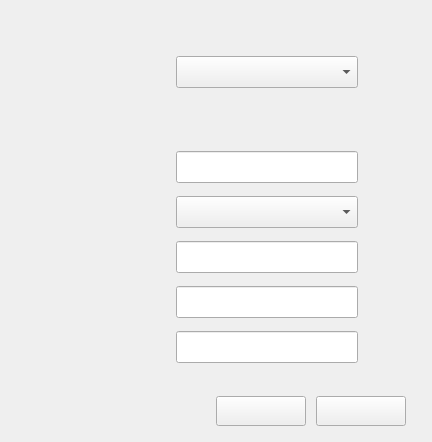
Above: confform.ui from ukui/kylin-nm before the change. Below: the same form after it.
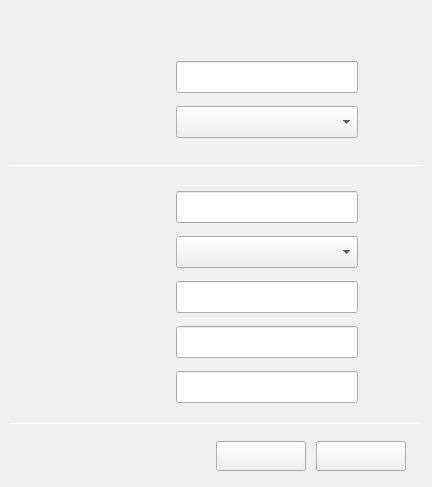
That is the form after the change.

Commit message: Remove the depend package libnotify-bin;User can config network by clicking information button about IP;kylin-nm enable create new wired net now.

What changed in the file:
```diff
--- a/confform.ui
+++ b/confform.ui
@@ -7,7 +7,7 @@
     <x>0</x>
     <y>0</y>
     <width>432</width>
-    <height>442</height>
+    <height>487</height>
    </rect>
   </property>
   <property name="windowTitle">
@@ -19,14 +19,14 @@
      <x>0</x>
      <y>0</y>
      <width>432</width>
-     <height>442</height>
+     <height>487</height>
     </rect>
    </property>
    <widget class="QWidget" name="wgManual" native="true">
     <property name="geometry">
      <rect>
       <x>1</x>
-      <y>131</y>
+      <y>176</y>
       <width>430</width>
       <height>250</height>
      </rect>
@@ -35,51 +35,76 @@
      <property name="geometry">
       <rect>
        <x>175</x>
-       <y>20</y>
+       <y>15</y>
        <width>182</width>
        <height>32</height>
       </rect>
      </property>
+     <property name="font">
+      <font>
+       <pointsize>10</pointsize>
+      </font>
+     </property>
     </widget>
     <widget class="QComboBox" name="cbMask">
      <property name="geometry">
       <rect>
        <x>175</x>
-       <y>65</y>
+       <y>60</y>
        <width>182</width>
        <height>32</height>
       </rect>
      </property>
+     <property name="font">
+      <font>
+       <pointsize>10</pointsize>
+      </font>
+     </property>
     </widget>
     <widget class="QLineEdit" name="leGateway">
      <property name="geometry">
       <rect>
        <x>175</x>
-       <y>110</y>
+       <y>105</y>
        <width>182</width>
        <height>32</height>
       </rect>
      </property>
+     <property name="font">
+      <font>
+       <pointsize>10</pointsize>
+      </font>
+     </property>
     </widget>
     <widget class="QLineEdit" name="leDns">
      <property name="geometry">
       <rect>
        <x>175</x>
-       <y>155</y>
+       <y>150</y>
        <width>182</width>
        <height>32</height>
       </rect>
      </property>
+     <property name="font">
+      <font>
+       <pointsize>10</pointsize>
+      </font>
+     </property>
     </widget>
     <widget class="QLabel" name="lbTxt2">
      <property name="geometry">
       <rect>
        <x>76</x>
-       <y>26</y>
+       <y>20</y>
        <width>80</width>
        <height>20</height>
       </rect>
      </property>
+     <property name="font">
+      <font>
+       <pointsize>10</pointsize>
+      </font>
+     </property>
      <property name="text">
       <string/>
      </property>
@@ -88,11 +113,16 @@
      <property name="geometry">
       <rect>
        <x>76</x>
-       <y>71</y>
+       <y>65</y>
        <width>80</width>
        <height>20</height>
       </rect>
      </property>
+     <property name="font">
+      <font>
+       <pointsize>10</pointsize>
+      </font>
+     </property>
      <property name="text">
       <string/>
      </property>
@@ -101,11 +131,16 @@
      <property name="geometry">
       <rect>
        <x>76</x>
-       <y>116</y>
+       <y>110</y>
        <width>80</width>
        <height>20</height>
       </rect>
      </property>
+     <property name="font">
+      <font>
+       <pointsize>10</pointsize>
+      </font>
+     </property>
      <property name="text">
       <string/>
      </property>
@@ -114,11 +149,16 @@
      <property name="geometry">
       <rect>
        <x>76</x>
-       <y>161</y>
+       <y>155</y>
        <width>80</width>
        <height>20</height>
       </rect>
      </property>
+     <property name="font">
+      <font>
+       <pointsize>10</pointsize>
+      </font>
+     </property>
      <property name="text">
       <string/>
      </property>
@@ -127,66 +167,58 @@
      <property name="geometry">
       <rect>
        <x>175</x>
-       <y>200</y>
+       <y>195</y>
        <width>182</width>
        <height>32</height>
       </rect>
      </property>
+     <property name="font">
+      <font>
+       <pointsize>10</pointsize>
+      </font>
+     </property>
     </widget>
     <widget class="QLabel" name="lbTxt6">
      <property name="geometry">
       <rect>
        <x>76</x>
-       <y>206</y>
+       <y>200</y>
        <width>80</width>
        <height>20</height>
       </rect>
      </property>
+     <property name="font">
+      <font>
+       <pointsize>10</pointsize>
+      </font>
+     </property>
      <property name="text">
       <string/>
      </property>
     </widget>
    </widget>
-   <widget class="QLabel" name="lbName">
-    <property name="geometry">
-     <rect>
-      <x>151</x>
-      <y>1</y>
-      <width>100</width>
-      <height>32</height>
-     </rect>
-    </property>
-    <property name="text">
-     <string/>
-    </property>
-   </widget>
    <widget class="QWidget" name="wdHead" native="true">
     <property name="geometry">
      <rect>
       <x>1</x>
       <y>1</y>
       <width>430</width>
-      <height>116</height>
+      <height>161</height>
      </rect>
     </property>
     <widget class="QComboBox" name="cbType">
      <property name="geometry">
       <rect>
        <x>175</x>
-       <y>55</y>
+       <y>105</y>
        <width>182</width>
        <height>32</height>
       </rect>
      </property>
-    </widget>
-    <widget class="QWidget" name="wdLeftup" native="true">
-     <property name="geometry">
-      <rect>
-       <x>0</x>
-       <y>0</y>
-       <width>100</width>
-       <height>32</height>
-      </rect>
+     <property name="font">
+      <font>
+       <pointsize>10</pointsize>
+      </font>
      </property>
      <widget class="QLabel" name="lbIcon">
       <property name="geometry">
@@ -219,13 +251,51 @@
      <property name="geometry">
       <rect>
        <x>76</x>
+       <y>110</y>
+       <width>80</width>
+       <height>20</height>
+      </rect>
+     </property>
+     <property name="font">
+      <font>
+       <pointsize>10</pointsize>
+      </font>
+     </property>
+     <property name="text">
+      <string/>
+     </property>
+    </widget>
+    <widget class="QLabel" name="lbName">
+     <property name="geometry">
+      <rect>
+       <x>76</x>
+       <y>65</y>
+       <width>80</width>
+       <height>20</height>
+      </rect>
+     </property>
+     <property name="font">
+      <font>
+       <pointsize>10</pointsize>
+      </font>
+     </property>
+     <property name="text">
+      <string/>
+     </property>
+    </widget>
+    <widget class="QLineEdit" name="leName">
+     <property name="geometry">
+      <rect>
+       <x>175</x>
        <y>60</y>
-       <width>80</width>
-       <height>20</height>
+       <width>182</width>
+       <height>32</height>
       </rect>
      </property>
-     <property name="text">
-      <string/>
+     <property name="font">
+      <font>
+       <pointsize>10</pointsize>
+      </font>
      </property>
     </widget>
    </widget>
@@ -246,7 +316,7 @@
     <property name="geometry">
      <rect>
       <x>1</x>
-      <y>381</y>
+      <y>426</y>
       <width>430</width>
       <height>60</height>
      </rect>
@@ -260,6 +330,11 @@
        <height>30</height>
       </rect>
      </property>
+     <property name="font">
+      <font>
+       <pointsize>10</pointsize>
+      </font>
+     </property>
      <property name="text">
       <string/>
      </property>
@@ -273,10 +348,67 @@
        <height>30</height>
       </rect>
      </property>
+     <property name="font">
+      <font>
+       <pointsize>10</pointsize>
+      </font>
+     </property>
      <property name="text">
       <string/>
      </property>
     </widget>
+    <widget class="QPushButton" name="btnCreate">
+     <property name="geometry">
+      <rect>
+       <x>315</x>
+       <y>15</y>
+       <width>90</width>
+       <height>30</height>
+      </rect>
+     </property>
+     <property name="text">
+      <string/>
+     </property>
+    </widget>
+   </widget>
+   <widget class="QLabel" name="lbLeftupTitle">
+    <property name="geometry">
+     <rect>
+      <x>30</x>
+      <y>15</y>
+      <width>140</width>
+      <height>22</height>
+     </rect>
+    </property>
+    <property name="text">
+     <string/>
+    </property>
+   </widget>
+   <widget class="Line" name="lineUp">
+    <property name="geometry">
+     <rect>
+      <x>10</x>
+      <y>165</y>
+      <width>412</width>
+      <height>1</height>
+     </rect>
+    </property>
+    <property name="orientation">
+     <enum>Qt::Horizontal</enum>
+    </property>
+   </widget>
+   <widget class="Line" name="lineDown">
+    <property name="geometry">
+     <rect>
+      <x>10</x>
+      <y>423</y>
+      <width>412</width>
+      <height>1</height>
+     </rect>
+    </property>
+    <property name="orientation">
+     <enum>Qt::Horizontal</enum>
+    </property>
    </widget>
   </widget>
  </widget>
```
Left out of the diff: 39 changed lines with no effect on the pictures. The commit also changes 29 other files.
